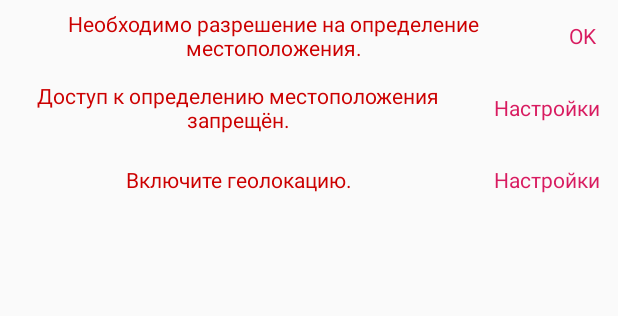
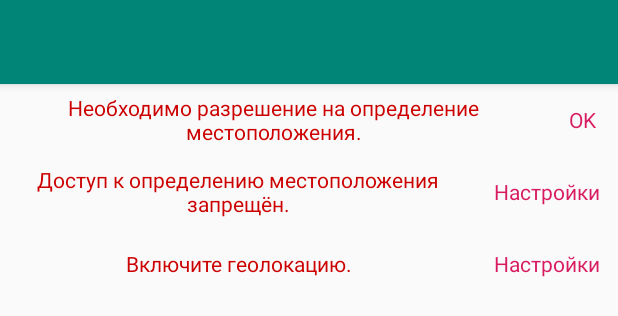
Before and after one commit to 6jlarogap/blagodarie, an Android app: the layout main_activity.xml on its own in the app's theme, with its tools: preview values and no code run, on a phone screen of 412 x 824 dp. Shown: the top 316 px of the screen. Run offline under Robolectric (Android 15) with nearby library versions, the phone set to English and light mode, and no system bars; network calls fail.

Commit message:
Добавил номер версии и тип сборки в тулбар.

```diff
--- /dev/null
+++ b/app/src/debug/res/values/strings.xml
@@ -0,0 +1,3 @@
+<resources>
+    <string name="build_type_label">dbg</string>
+</resources>
--- a/app/src/main/res/layout/main_activity.xml
+++ b/app/src/main/res/layout/main_activity.xml
@@ -6,6 +6,15 @@
         android:layout_width="match_parent"
         android:layout_height="match_parent"
         android:orientation="vertical">
+
+        <com.google.android.material.appbar.AppBarLayout
+            android:layout_width="match_parent"
+            android:layout_height="wrap_content"
+            android:theme="@style/ThemeOverlay.AppCompat.Dark.ActionBar">
+
+            <include layout="@layout/toolbar" />
+
+        </com.google.android.material.appbar.AppBarLayout>
 
         <include
             layout="@layout/location_permission_rationale"
--- /dev/null
+++ b/app/src/main/res/layout/toolbar.xml
@@ -0,0 +1,9 @@
+<?xml version="1.0" encoding="utf-8"?>
+
+<androidx.appcompat.widget.Toolbar xmlns:android="http://schemas.android.com/apk/res/android"
+    xmlns:app="http://schemas.android.com/apk/res-auto"
+    android:id="@+id/toolbar"
+    android:layout_width="match_parent"
+    android:layout_height="?attr/actionBarSize"
+    app:layout_scrollFlags="scroll|snap|enterAlways"
+    app:popupTheme="@style/ThemeOverlay.AppCompat.Light" />
--- a/app/src/main/res/values/strings.xml
+++ b/app/src/main/res/values/strings.xml
@@ -9,4 +9,5 @@
     <string name="location_disabled">Для улучшения работы включите геолокацию.</string>
     <string name="location_enable">Включить</string>
     <string name="location_providers_disabled_warning">Включите геолокацию.</string>
+    <string name="build_type_label">rls</string>
 </resources>
--- a/app/src/main/res/values/styles.xml
+++ b/app/src/main/res/values/styles.xml
@@ -1,7 +1,7 @@
 <resources>
 
     <!-- Base application theme. -->
-    <style name="AppTheme" parent="Theme.AppCompat.Light.DarkActionBar">
+    <style name="AppTheme" parent="Theme.AppCompat.Light.NoActionBar">
         <!-- Customize your theme here. -->
         <item name="colorPrimary">@color/colorPrimary</item>
         <item name="colorPrimaryDark">@color/colorPrimaryDark</item>
```
Also changed, not shown: app/src/main/java/org/blagodarie/MainActivity.java (+10 -0 lines).
